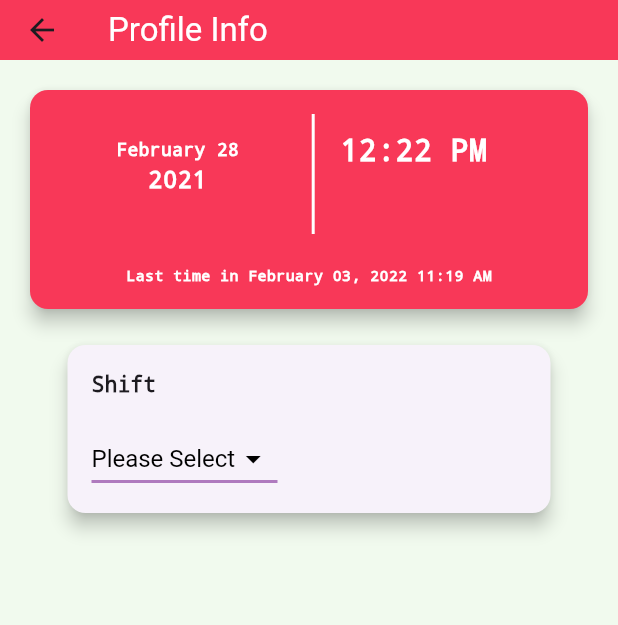
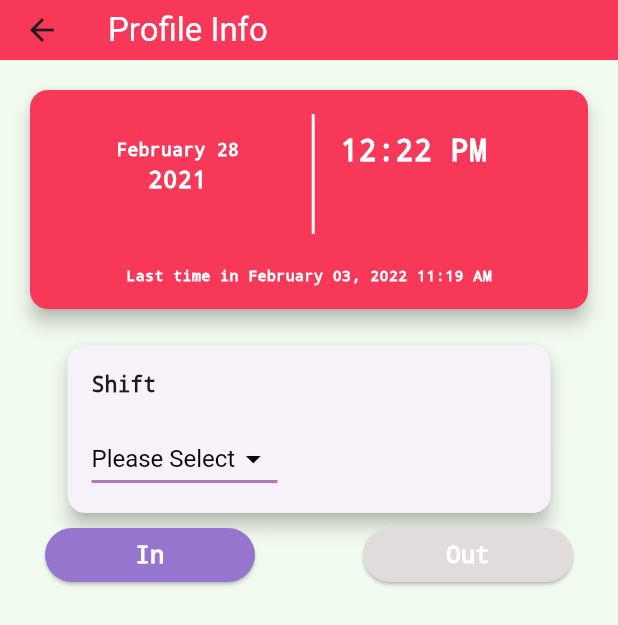
Before and after one commit to fahim-foyshal/robisalesautomationflutter, a Flutter app: the ProfileInfo screen opened directly, on a phone screen of 412 x 824 dp. Shown: the top 625 px of the screen. Run offline on Flutter 3.47's test engine with Material 3 defaults, Android fonts, the phone set to English and light mode, and no system bars; our stand-ins replace font_awesome_flutter, percent_indicator, pie_chart; network calls fail.

Commit message:
Add button

```diff
--- a/lib/view/ProfileInfo.dart
+++ b/lib/view/ProfileInfo.dart
@@ -1,4 +1,5 @@
 import 'package:flutter/material.dart';
+import '../utility/mycolors.dart';
 
 class ProfileInfo extends StatefulWidget {
   const ProfileInfo({super.key});
@@ -28,6 +29,7 @@ class _ProfileInfoState extends State<ProfileInfo> {
       ),
       body: Column(
         children: [
+          //--->>>>>>>>1st container start
           Container(
             padding: EdgeInsets.all(16.0),
             child: Card(
@@ -112,6 +114,7 @@ class _ProfileInfoState extends State<ProfileInfo> {
               ),
             ),
           ),
+          //--->>>>>>>>2rd container start
             Container(
           height: 120,
           width: 330,
@@ -175,8 +178,57 @@ class _ProfileInfoState extends State<ProfileInfo> {
         ),
         //--->>>>>>>>3rd container start
          Container(
+             padding: EdgeInsets.symmetric(horizontal: 30.0),
+              child: Row(
+                 mainAxisAlignment: MainAxisAlignment.spaceBetween,
+                 children: [
+                ElevatedButton(
+                  onPressed: () {
+                    // Handle left button press
+                  },
+                  style: ElevatedButton.styleFrom(
+                    minimumSize: Size(140, 36),
+                    backgroundColor:Appcolors.secondary,
+                     // Set button width
+                  ),
+                  child: Text(
+                    'In',
+                    style: TextStyle(
+                      fontSize: 16,
+                      color: Colors.white,
+                      fontWeight: FontWeight.bold,
+                      fontFamily: "monospace", // Dropdown item text color
+                    ),
+                    ),
+                ),
+                ElevatedButton(
+                  onPressed: () {
+                    // Handle right button press
+                  },
+                  style: ElevatedButton.styleFrom(
+                    minimumSize: Size(140, 36),
+                     backgroundColor:Color.fromARGB(255, 226, 219, 219),
+                     // Set button width
+                  ),
+                  child: Text(
+                    'Out',
+                    style: TextStyle(
+                      fontSize: 16,
+                      color: Colors.white,
+                      fontWeight: FontWeight.bold,
+                      fontFamily: "monospace", // Dropdown item text color
+                    ),
+                    ),
+                ),
+              ],
+              )
+         ),
+         //--->>>>>>>>4rd container start
+          Container(
+            child: Column(children: [
 
-         )
+            ]),
+          )
         ],
       ),
     );
--- a/lib/view/homepage.dart
+++ b/lib/view/homepage.dart
@@ -52,7 +52,13 @@ class _HomepageState extends State<Homepage> {
         child: Column(
           mainAxisAlignment: MainAxisAlignment.start,
           children: [
-            Container(
+
+            GestureDetector(
+                  onTap: () {
+                   Navigator.push(context,MaterialPageRoute(builder: (context) => ProfileInfo()),
+              );
+            },
+                child: Container(
                 height: 150,
                 child: Card(
                   margin: const EdgeInsets.only(top: 30, left: 13, right: 13),
@@ -110,6 +116,7 @@ class _HomepageState extends State<Homepage> {
                         ],
                       ),
                     ],
+                  ),
                 ),
               ),
             ),
```
Lines whose indentation alone changed are shown as unchanged.
